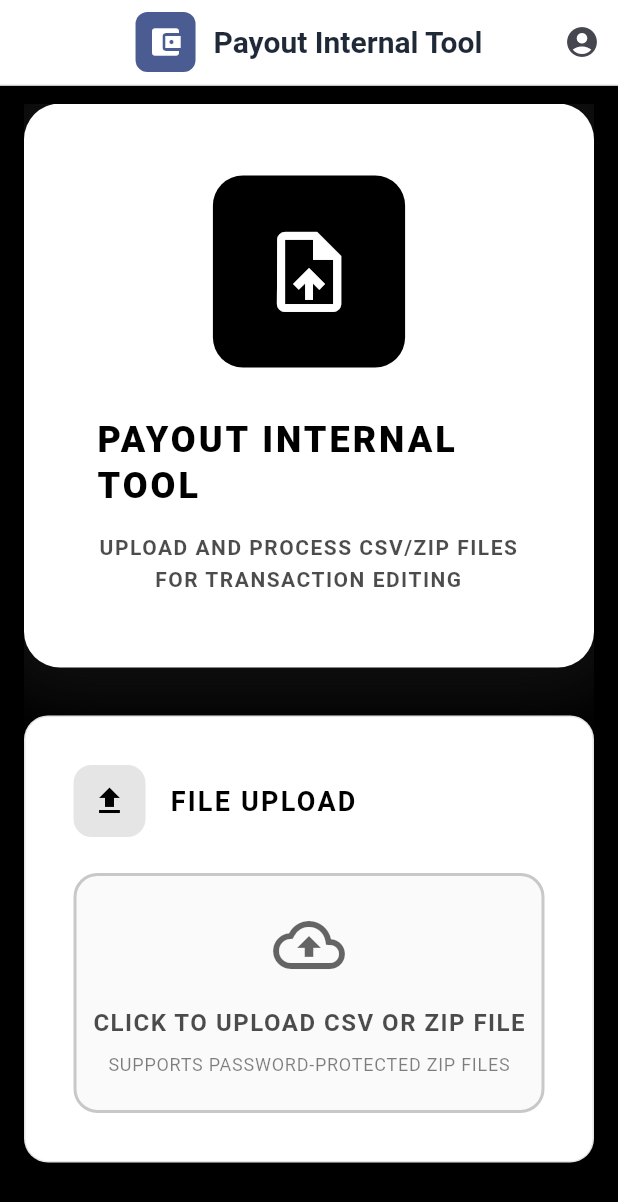
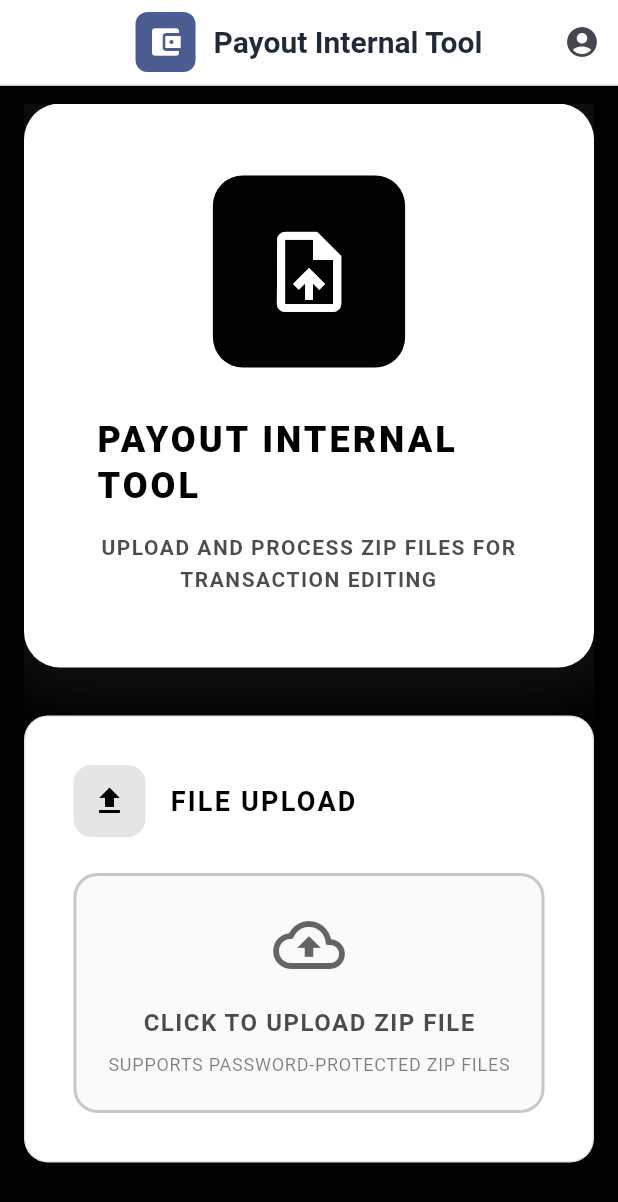
Before and after one commit to nelsonwong5079/payout-internal-tool, a Flutter app: the screen it shows once a user with an empty profile is signed in, on a phone screen of 412 x 824 dp. Shown: the top 1202 px of the screen. Run offline on Flutter 3.47's test engine with Material 3 defaults, Android fonts, the phone set to English and light mode, and no system bars; our stand-ins replace firebase_auth, firebase_core; missing offline and left inert: dart:html, dart:js; accounts and stored records are empty; statements that could not run were skipped.

Commit message:
wording correction

```diff
--- a/payout_internal_tool/lib/main.dart
+++ b/payout_internal_tool/lib/main.dart
@@ -2301,7 +2301,7 @@ class _EmailSenderPageState extends State<EmailSenderPage> with TickerProviderSt
                                     ),
                                     const SizedBox(height: 16),
                                     Text(
-                                      'UPLOAD AND PROCESS CSV/ZIP FILES FOR TRANSACTION EDITING',
+                                      'UPLOAD AND PROCESS ZIP FILES FOR TRANSACTION EDITING',
                                       textAlign: TextAlign.center,
                                       style: Theme.of(context).textTheme.bodyLarge?.copyWith(
                                         color: Colors.black.withOpacity(0.7),
@@ -2389,7 +2389,7 @@ class _EmailSenderPageState extends State<EmailSenderPage> with TickerProviderSt
                                           ),
                                           const SizedBox(height: 16),
                                           Text(
-                                            'CLICK TO UPLOAD CSV OR ZIP FILE',
+                                            'CLICK TO UPLOAD ZIP FILE',
                                             style: TextStyle(
                                               fontSize: 16,
                                               color: Colors.black.withOpacity(0.7),
@@ -3131,7 +3131,7 @@ class _EmailSenderPageState extends State<EmailSenderPage> with TickerProviderSt
                                     ),
                                     const SizedBox(width: 16),
                                     Text(
-                                      'ADDITIONAL REPORTS',
+                                      'TRIGGER REPORTS',
                                       style: Theme.of(context).textTheme.titleLarge?.copyWith(
                                         fontWeight: FontWeight.w700,
                                         color: Colors.black,
```
